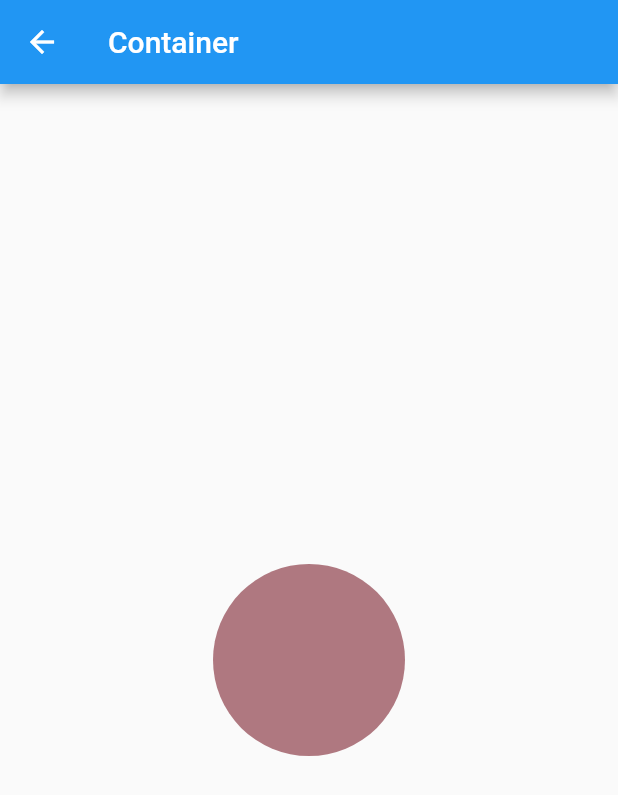
After one commit to erdoganerhan/flutter_animation, a Flutter app: the screen it shows after launch, after a tap on "Container", on a phone screen of 412 x 824 dp. The commit adds this screen. Shown: the top 795 px of the screen. Run offline on Flutter 3.47's test engine with Material 2 defaults, Android fonts, the phone set to English and light mode, and no system bars; Roboto replaces fonts that are missing (Varela).

Commit message:
add animated container

```diff
--- /dev/null
+++ b/lib/pages/animated_container.dart
@@ -0,0 +1,87 @@
+import 'dart:math';
+
+import 'package:flutter/material.dart';
+
+class AnimatedContainerExample extends StatefulWidget {
+  const AnimatedContainerExample({Key? key}) : super(key: key);
+
+  @override
+  _AnimatedContainerExampleState createState() =>
+      _AnimatedContainerExampleState();
+}
+
+class _AnimatedContainerExampleState extends State<AnimatedContainerExample>
+    with SingleTickerProviderStateMixin {
+  late Animation<double> animation;
+  late AnimationController controller;
+  @override
+  void initState() {
+    super.initState();
+    controller =
+        AnimationController(duration: const Duration(seconds: 2), vsync: this);
+    animation = Tween<double>(begin: 0, end: 180).animate(controller)
+      // #enddocregion print-state
+      ..addStatusListener((status) {
+        if (status == AnimationStatus.completed) {
+          controller.reverse();
+        } else if (status == AnimationStatus.dismissed) {
+          controller.forward();
+        }
+      })
+      // #docregion print-state
+      ..addStatusListener((state) => print('$state'));
+    controller.forward();
+  }
+
+  @override
+  Widget build(BuildContext context) {
+    return AnimatedContainerDemo(animation: animation);
+  }
+
+  @override
+  void dispose() {
+    controller.dispose();
+    super.dispose();
+  }
+}
+
+double randomMargin(double value) {
+  return value * 64;
+}
+
+Color randomColor() {
+  return Color(0xFFFFFFFF & Random().nextInt(0xFFFFFFFF));
+}
+
+class AnimatedContainerDemo extends AnimatedWidget {
+  AnimatedContainerDemo({Key? key, required Animation<double> animation})
+      : super(key: key, listenable: animation);
+
+  @override
+  Widget build(BuildContext context) {
+    final animation = listenable as Animation<double>;
+
+    return Scaffold(
+      appBar: AppBar(
+        title: const Text('Container'),
+      ),
+      body: Center(
+        child: Column(
+          mainAxisAlignment: MainAxisAlignment.center,
+          children: <Widget>[
+            SizedBox(
+              width: 128,
+              height: 128,
+              child: Container(
+                decoration: BoxDecoration(
+                  color: randomColor(),
+                  borderRadius: BorderRadius.circular(animation.value),
+                ),
+              ),
+            )
+          ],
+        ),
+      ),
+    );
+  }
+}
--- a/lib/pages/apps.dart
+++ b/lib/pages/apps.dart
@@ -1,5 +1,6 @@
 import 'package:flutter/material.dart';
 import 'package:flutter_animation/pages/airplane.dart';
+import 'package:flutter_animation/pages/animated_container.dart';
 import 'package:flutter_animation/pages/bouncing_ball.dart';
 
 class Apps extends StatefulWidget {
@@ -36,6 +37,16 @@ class _AppsState extends State<Apps> {
                     MaterialPageRoute(
                         builder: (context) => const BouncingBallDemo()),
                   );
+                }),
+            ListTile(
+                leading: const Icon(Icons.crop_square),
+                title: const Text('Container'),
+                onTap: () {
+                  Navigator.push(
+                    context,
+                    MaterialPageRoute(
+                        builder: (context) => const AnimatedContainerExample()),
+                  );
                 })
           ],
         ));
```
